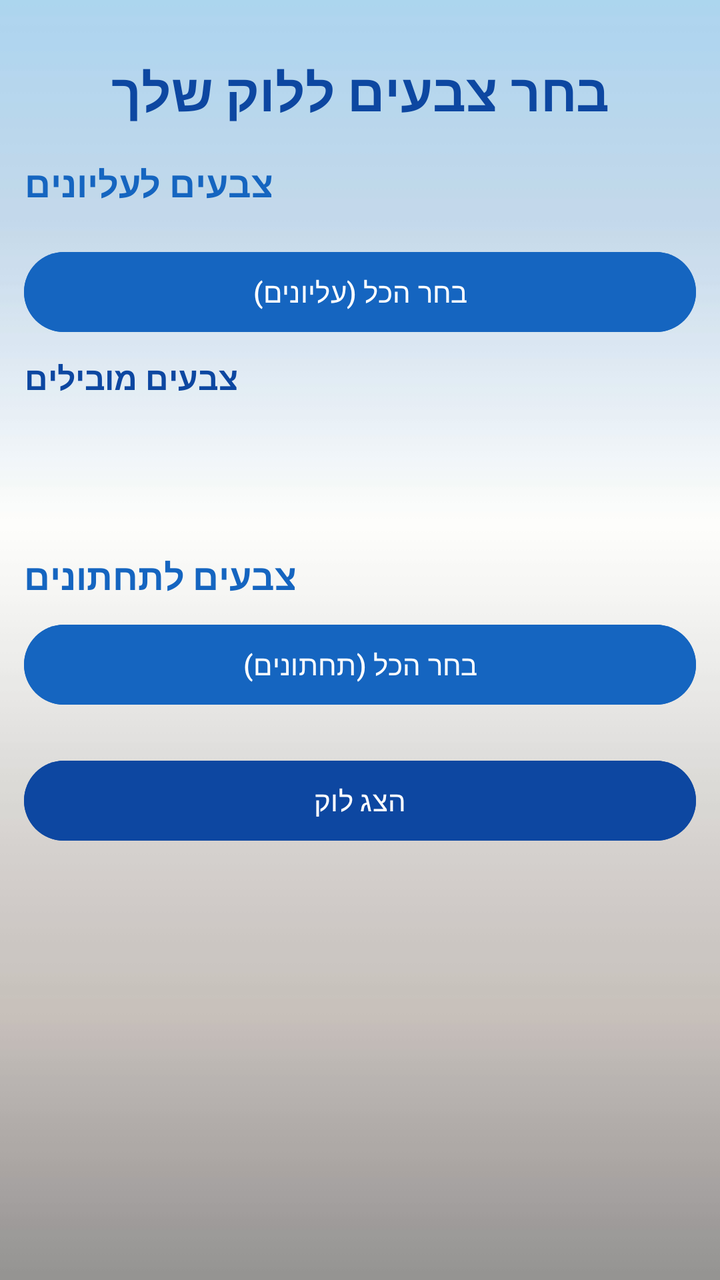
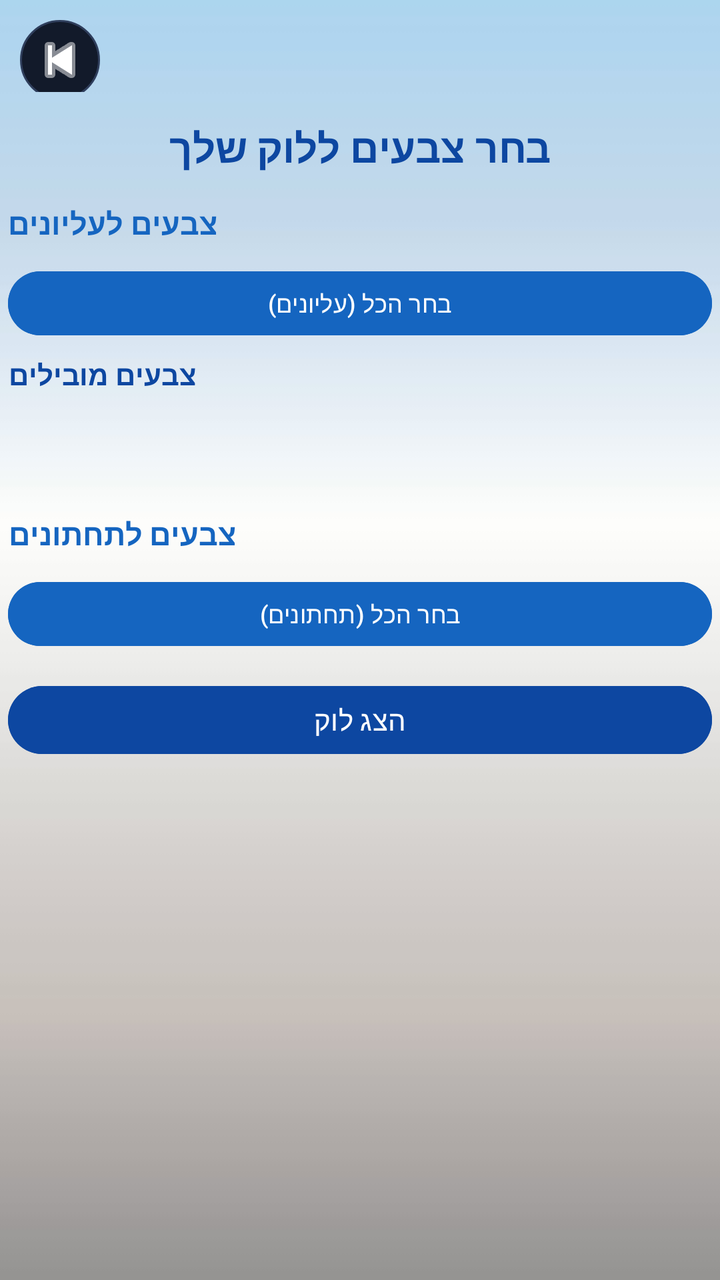

Two renders of the same Android screen: before a commit and after it. Below are the layout's source before the change and the commit's diff.
<!-- AndroidManifest.xml: application theme Theme.ProjectX -->
<!-- res/layout/activity_colorpage.xml -->
<?xml version="1.0" encoding="utf-8"?>
<androidx.constraintlayout.widget.ConstraintLayout
    xmlns:android="http://schemas.android.com/apk/res/android"
    xmlns:app="http://schemas.android.com/apk/res-auto"
    android:id="@+id/main"
    android:layout_width="match_parent"
    android:layout_height="match_parent">

    
    <ImageView
        android:id="@+id/backgroundImage"
        android:layout_width="match_parent"
        android:layout_height="match_parent"
        android:scaleType="centerCrop"
        android:src="@drawable/back9"/>

    
    <ScrollView
        android:layout_width="match_parent"
        android:layout_height="match_parent"
        android:fillViewport="true">

        <LinearLayout
            android:layout_width="match_parent"
            android:layout_height="wrap_content"
            android:orientation="vertical"
            android:padding="12dp">

            
            <TextView
                android:id="@+id/tvTitle"
                android:layout_width="match_parent"
                android:layout_height="wrap_content"
                android:text="בחר צבעים ללוק שלך"
                android:textSize="26sp"
                android:textStyle="bold"
                android:textColor="#0D47A1"
                android:gravity="center"
                android:layout_marginTop="16dp"/>

            

            <TextView
                android:layout_width="wrap_content"
                android:layout_height="wrap_content"
                android:text="צבעים לעליונים"
                android:textStyle="bold"
                android:textSize="18sp"
                android:textColor="#1565C0"
                android:layout_marginTop="16dp"/>

            <GridLayout
                android:id="@+id/layoutTopColors"
                android:layout_width="match_parent"
                android:layout_height="wrap_content"
                android:columnCount="4"
                android:layout_marginTop="8dp"/>

            <Button
                android:id="@+id/btnSelectAllTopColors"
                android:layout_width="match_parent"
                android:layout_height="wrap_content"
                android:text="בחר הכל (עליונים)"
                android:textColor="@android:color/white"
                android:backgroundTint="#1565C0"
                android:layout_marginTop="10dp"/>

            
            <TextView
                android:layout_width="wrap_content"
                android:layout_height="wrap_content"
                android:text="צבעים מובילים"
                android:textStyle="bold"
                android:textSize="16sp"
                android:textColor="#0D47A1"
                android:layout_marginTop="8dp"/>

            <androidx.recyclerview.widget.RecyclerView
                android:id="@+id/recyclerTopColors"
                android:layout_width="match_parent"
                android:layout_height="60dp"
                android:nestedScrollingEnabled="false"/>

            

            <TextView
                android:layout_width="wrap_content"
                android:layout_height="wrap_content"
                android:text="צבעים לתחתונים"
                android:textStyle="bold"
                android:textSize="18sp"
                android:textColor="#1565C0"
                android:layout_marginTop="16dp"/>

            <GridLayout
                android:id="@+id/layoutBottomColors"
                android:layout_width="match_parent"
                android:layout_height="wrap_content"
                android:columnCount="4"
                android:layout_marginTop="5dp"/>

            <Button
                android:id="@+id/btnSelectAllBColors"
                android:layout_width="match_parent"
                android:layout_height="wrap_content"
                android:text="בחר הכל (תחתונים)"
                android:textColor="@android:color/white"
                android:backgroundTint="#1565C0"
                android:layout_marginTop="3dp"/>

            
            <Button
                android:id="@+id/btnApply"
                android:layout_width="match_parent"
                android:layout_height="wrap_content"
                android:layout_marginTop="20dp"
                android:layout_marginBottom="20dp"
                android:backgroundTint="#0D47A1"
                android:text="הצג לוק"
                android:textColor="@android:color/white" />

        </LinearLayout>
    </ScrollView>

</androidx.constraintlayout.widget.ConstraintLayout>
<!-- resources referenced by this layout -->
<resources>
  <!-- drawable back9: jpg bitmap (drawable, 6819 bytes) -->
  <style name="Theme.ProjectX" parent="Base.Theme.ProjectX" />
  <style name="Base.Theme.ProjectX" parent="Theme.Material3.DayNight.NoActionBar">
          
          
      </style>
</resources>

<!-- the commit's change to res/layout/activity_colorpage.xml (unified diff, before → after) -->
@@ -14,7 +14,6 @@
         android:scaleType="centerCrop"
         android:src="@drawable/back9"/>
 
-    
     <ScrollView
         android:layout_width="match_parent"
         android:layout_height="match_parent"
@@ -24,7 +23,26 @@
             android:layout_width="match_parent"
             android:layout_height="wrap_content"
             android:orientation="vertical"
-            android:padding="12dp">
+            android:padding="4dp">
+
+            
+            <LinearLayout
+                android:id="@+id/topBar"
+                android:layout_width="match_parent"
+                android:layout_height="48dp"
+                android:gravity="start"
+                android:orientation="horizontal"
+                android:padding="6dp">
+
+                <ImageButton
+                    android:id="@+id/btnBack"
+                    android:layout_width="40dp"
+                    android:layout_height="40dp"
+                    android:background="@drawable/btn_circle_dark"
+                    android:src="@android:drawable/ic_media_previous"
+                    android:scaleType="centerInside"
+                    app:tint="#FFFFFF"/>
+            </LinearLayout>
 
             
             <TextView
@@ -32,92 +50,94 @@
                 android:layout_width="match_parent"
                 android:layout_height="wrap_content"
                 android:text="בחר צבעים ללוק שלך"
-                android:textSize="26sp"
+                android:textSize="20sp"
                 android:textStyle="bold"
                 android:textColor="#0D47A1"
                 android:gravity="center"
-                android:layout_marginTop="16dp"/>
+                android:layout_marginTop="8dp"
+                android:layout_marginBottom="6dp"/>
 
             
-
             <TextView
                 android:layout_width="wrap_content"
                 android:layout_height="wrap_content"
                 android:text="צבעים לעליונים"
                 android:textStyle="bold"
-                android:textSize="18sp"
+                android:textSize="15sp"
                 android:textColor="#1565C0"
-                android:layout_marginTop="16dp"/>
+                android:layout_marginTop="8dp"/>
 
             <GridLayout
                 android:id="@+id/layoutTopColors"
                 android:layout_width="match_parent"
                 android:layout_height="wrap_content"
                 android:columnCount="4"
-                android:layout_marginTop="8dp"/>
+                android:layout_marginTop="4dp"/>
 
             <Button
                 android:id="@+id/btnSelectAllTopColors"
                 android:layout_width="match_parent"
-                android:layout_height="wrap_content"
+                android:layout_height="40dp"
                 android:text="בחר הכל (עליונים)"
+                android:textSize="12sp"
                 android:textColor="@android:color/white"
                 android:backgroundTint="#1565C0"
-                android:layout_marginTop="10dp"/>
+                android:layout_marginTop="6dp"/>
 
             
             <TextView
                 android:layout_width="wrap_content"
                 android:layout_height="wrap_content"
                 android:text="צבעים מובילים"
+                android:textSize="14sp"
                 android:textStyle="bold"
-                android:textSize="16sp"
                 android:textColor="#0D47A1"
-                android:layout_marginTop="8dp"/>
+                android:layout_marginTop="6dp"/>
 
             <androidx.recyclerview.widget.RecyclerView
                 android:id="@+id/recyclerTopColors"
                 android:layout_width="match_parent"
-                android:layout_height="60dp"
+                android:layout_height="50dp"
                 android:nestedScrollingEnabled="false"/>
 
             
-
             <TextView
                 android:layout_width="wrap_content"
                 android:layout_height="wrap_content"
                 android:text="צבעים לתחתונים"
                 android:textStyle="bold"
-                android:textSize="18sp"
+                android:textSize="15sp"
                 android:textColor="#1565C0"
-                android:layout_marginTop="16dp"/>
+                android:layout_marginTop="10dp"/>
 
             <GridLayout
                 android:id="@+id/layoutBottomColors"
                 android:layout_width="match_parent"
                 android:layout_height="wrap_content"
                 android:columnCount="4"
-                android:layout_marginTop="5dp"/>
+                android:layout_marginTop="4dp"/>
 
             <Button
                 android:id="@+id/btnSelectAllBColors"
                 android:layout_width="match_parent"
-                android:layout_height="wrap_content"
+                android:layout_height="40dp"
                 android:text="בחר הכל (תחתונים)"
+                android:textSize="12sp"
                 android:textColor="@android:color/white"
                 android:backgroundTint="#1565C0"
-                android:layout_marginTop="3dp"/>
+                android:layout_marginTop="6dp"/>
 
             
             <Button
                 android:id="@+id/btnApply"
                 android:layout_width="match_parent"
-                android:layout_height="wrap_content"
-                android:layout_marginTop="20dp"
-                android:layout_marginBottom="20dp"
+                android:layout_height="42dp"
+                android:text="הצג לוק"
+                android:textSize="14sp"
+                android:textColor="@android:color/white"
                 android:backgroundTint="#0D47A1"
-                android:text="הצג לוק"
-                android:textColor="@android:color/white" />
+                android:layout_marginTop="12dp"
+                android:layout_marginBottom="12dp"/>
 
         </LinearLayout>
     </ScrollView>
<!-- resource entries referenced after the edit -->
@@ -1,6 +1,13 @@
 <!-- resources referenced by this layout -->
 <resources>
   <!-- drawable back9: jpg bitmap (drawable, 6819 bytes) -->
+  <!-- drawable btn_circle_dark (drawable) -->
+  <?xml version="1.0" encoding="utf-8"?>
+  <shape xmlns:android="http://schemas.android.com/apk/res/android">
+      <solid android:color="#121A2A"/>
+      <corners android:radius="50dp"/>
+      <stroke android:width="1dp" android:color="#2F3E5C"/>
+  </shape>
   <style name="Theme.ProjectX" parent="Base.Theme.ProjectX" />
   <style name="Base.Theme.ProjectX" parent="Theme.Material3.DayNight.NoActionBar">
           
